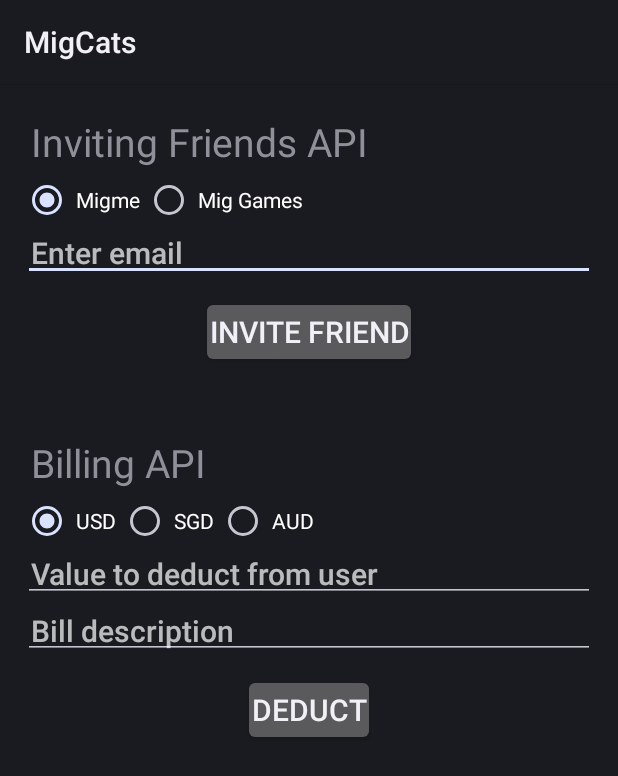
After one commit to SeanChuangMig/migCats, an Android app: the layout fragment_other.xml on its own in the app's theme, with its tools: preview values and no code run, on a phone screen of 412 x 824 dp. The commit adds this screen. Shown: the top 776 px of the screen. Run offline under Robolectric (Android 15) with nearby library versions, the phone set to English and light mode, and no system bars.

Commit message:
Invite friend and billing API test in OtherFragment

```diff
--- a/app/src/main/AndroidManifest.xml
+++ b/app/src/main/AndroidManifest.xml
@@ -29,7 +29,6 @@
             <intent-filter>
                 <action android:name="android.intent.action.MAIN"/>
                 <category android:name="android.intent.category.LAUNCHER"/>
-
             </intent-filter>
         </activity>
 
--- a/app/src/main/java/sample/com/cats/HttpTask.java
+++ b/app/src/main/java/sample/com/cats/HttpTask.java
@@ -40,10 +40,10 @@ public class HttpTask extends AsyncTask<String, Void, String> {
         Log.i(TAG, result);
         switch (mTask) {
             case PROFILE:
-                mActivity.showProfile(result);
+//                mActivity.showProfile(result);
                 break;
             case FRIEND:
-                mActivity.showFriends(result);
+//                mActivity.showFriends(result);
                 break;
             case CREATE_POST:
 //                mActivity.showCreatePost(result);
--- a/app/src/main/java/sample/com/cats/PostFragment.java
+++ b/app/src/main/java/sample/com/cats/PostFragment.java
@@ -31,7 +31,8 @@ public class PostFragment extends Fragment {
         rootView.findViewById(R.id.post_Button).setOnClickListener(new View.OnClickListener() {
             @Override
             public void onClick(View v) {
-                new postMigboTask().executeOnExecutor(Executors.newCachedThreadPool());
+                if (mToken.length() > 0)
+                    new postMigboTask().executeOnExecutor(Executors.newCachedThreadPool());
             }
         });
 
--- /dev/null
+++ b/app/src/main/res/layout/fragment_other.xml
@@ -0,0 +1,124 @@
+<?xml version="1.0" encoding="utf-8"?>
+<LinearLayout xmlns:android="http://schemas.android.com/apk/res/android"
+              android:layout_width="match_parent"
+              android:layout_height="match_parent"
+              android:orientation="vertical"
+              android:padding="15dp">
+
+    <TextView
+        android:layout_width="match_parent"
+        android:layout_height="wrap_content"
+        android:padding="5dp"
+        android:text="Inviting Friends API"
+        android:textSize="26dp"/>
+
+    <RadioGroup
+        android:id="@+id/invite_RadioGroup"
+        android:layout_width="wrap_content"
+        android:layout_height="wrap_content"
+        android:orientation="horizontal">
+
+        <RadioButton
+            android:id="@+id/migme_RadioGroup"
+            android:layout_width="wrap_content"
+            android:layout_height="wrap_content"
+            android:checked="true"
+            android:padding="3dp"
+            android:text="Migme"/>
+
+        <RadioButton
+            android:id="@+id/mig_games_RadioGroup"
+            android:layout_width="wrap_content"
+            android:layout_height="wrap_content"
+            android:padding="3dp"
+            android:text="Mig Games"/>
+
+    </RadioGroup>
+
+    <EditText
+        android:id="@+id/mail_EditText"
+        android:layout_width="match_parent"
+        android:layout_height="wrap_content"
+        android:hint="Enter email"
+        android:padding="5dp"
+        android:textSize="20dp"/>
+
+    <Button
+        android:id="@+id/invite_Button"
+        android:layout_width="wrap_content"
+        android:layout_height="wrap_content"
+        android:layout_gravity="center_horizontal"
+        android:layout_margin="10dp"
+        android:padding="5dp"
+        android:text="Invite friend"
+        android:textSize="20dp"/>
+
+
+    <TextView
+        android:layout_width="match_parent"
+        android:layout_height="wrap_content"
+        android:layout_marginTop="30dp"
+        android:padding="5dp"
+        android:text="Billing API"
+        android:textSize="26dp"/>
+
+    <RadioGroup
+        android:id="@+id/currency_RadioGroup"
+        android:layout_width="wrap_content"
+        android:layout_height="wrap_content"
+        android:orientation="horizontal">
+
+        <RadioButton
+            android:id="@+id/usd_RadioGroup"
+            android:layout_width="wrap_content"
+            android:layout_height="wrap_content"
+            android:checked="true"
+            android:padding="3dp"
+            android:text="USD"/>
+
+        <RadioButton
+            android:id="@+id/sgd_RadioGroup"
+            android:layout_width="wrap_content"
+            android:layout_height="wrap_content"
+            android:padding="3dp"
+            android:text="SGD"/>
+
+        <RadioButton
+            android:id="@+id/aud_RadioGroup"
+            android:layout_width="wrap_content"
+            android:layout_height="wrap_content"
+            android:padding="3dp"
+            android:text="AUD"/>
+
+    </RadioGroup>
+
+
+    <EditText
+        android:id="@+id/billing_EditText"
+        android:layout_width="match_parent"
+        android:layout_height="wrap_content"
+        android:hint="Value to deduct from user"
+        android:padding="5dp"
+        android:singleLine="true"
+        android:textSize="20dp"/>
+
+    <EditText
+        android:id="@+id/description_EditText"
+        android:layout_width="match_parent"
+        android:layout_height="wrap_content"
+        android:hint="Bill description"
+        android:padding="5dp"
+        android:singleLine="true"
+        android:textSize="20dp"/>
+
+    <Button
+        android:id="@+id/deduct_Button"
+        android:layout_width="wrap_content"
+        android:layout_height="wrap_content"
+        android:layout_gravity="center_horizontal"
+        android:layout_margin="10dp"
+        android:padding="5dp"
+        android:text="Deduct"
+        android:textSize="20dp"/>
+
+</LinearLayout>
--- a/app/src/main/res/values/strings.xml
+++ b/app/src/main/res/values/strings.xml
@@ -11,7 +11,7 @@
         <item>Profile</item>
         <item>Friends</item>
         <item>Post</item>
-        <item>Invite</item>
+        <item>Other</item>
     </string-array>
 
     <!-- TODO: Remove or change this placeholder text -->
```
Also changed, not shown: app/src/main/java/sample/com/cats/FriendFragment.java (+55 -7 lines), app/src/main/java/sample/com/cats/InviteFragment.java (deleted, +0 -83 lines), app/src/main/java/sample/com/cats/MainActivity.java (+11 -45 lines), app/src/main/java/sample/com/cats/OtherFragment.java (added, +181 -0 lines), app/src/main/java/sample/com/cats/ProfileFragment.java (+50 -3 lines), app/src/main/res/layout/fragment_invite.xml (deleted, +0 -22 lines).
